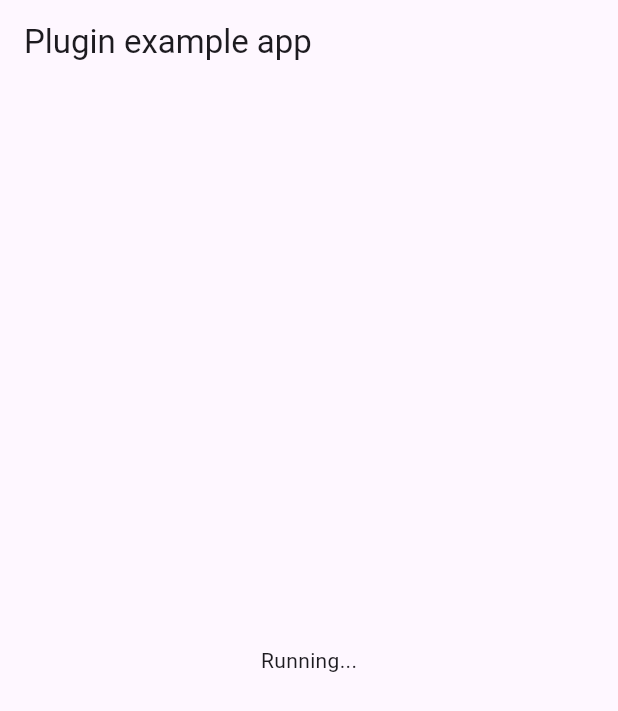
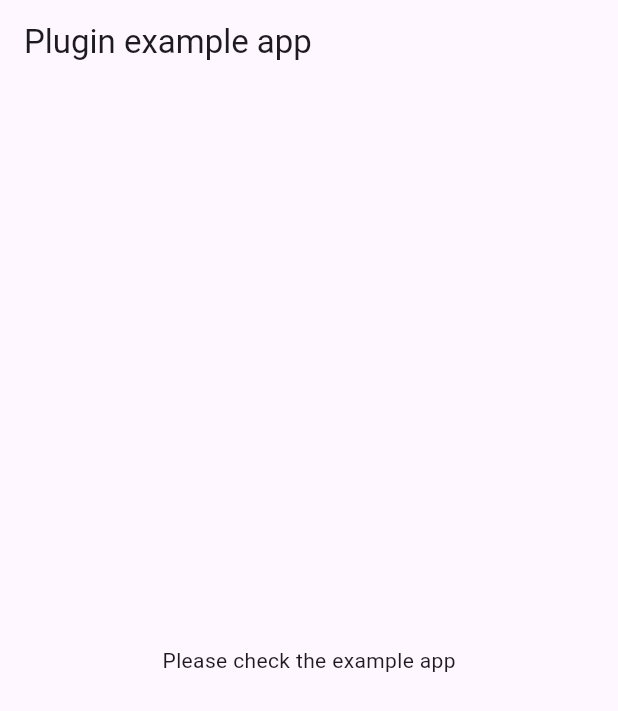
Before and after one commit to mohsen-motlagh/asset_delivery, a Flutter app: the screen it shows after launch, on a phone screen of 412 x 824 dp. Shown: the top 711 px of the screen. Run offline on Flutter 3.47's test engine with Material 3 defaults, Android fonts, the phone set to English and light mode, and no system bars; our stand-ins replace plugin_platform_interface.

```diff
--- a/example/lib/main.dart
+++ b/example/lib/main.dart
@@ -20,7 +20,8 @@ class _MyAppState extends State<MyApp> {
           title: const Text('Plugin example app'),
         ),
         body: const Center(
-          child: Text('Running...'),
+          child: Text('Please check the example app'),
+          // Example app link : https://github.com/mohsen-motlagh/asset_delivery_example
         ),
       ),
     );
```
Also changed, not shown: example/lib/download_page.dart (deleted, +0 -10 lines), lib/asset_delivery_method_channel.dart (+53 -0 lines), 1 other file.
